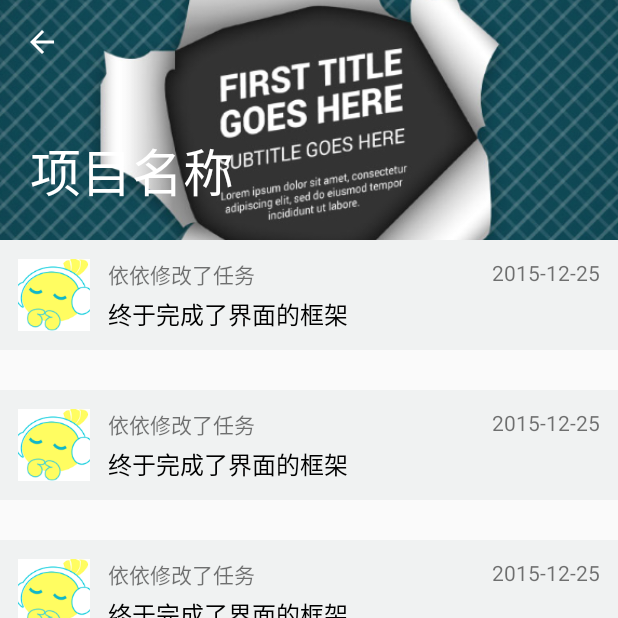
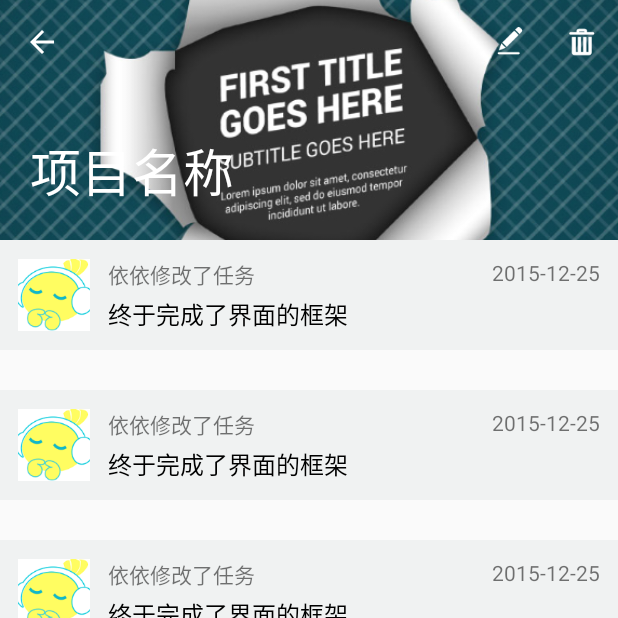
Before and after one commit to yunyujing/weLog, an Android app: the DetailProjectActivity screen opened directly, with no data from a screen before it, on a phone screen of 412 x 824 dp, the top half of it. Run offline under Robolectric (Android 15) with nearby library versions, the light colour scheme and no system bars.

Commit message:
添加页面

```diff
--- a/app/src/main/java/com/zzia/graduation/ui/DetailProjectActivity.java
+++ b/app/src/main/java/com/zzia/graduation/ui/DetailProjectActivity.java
@@ -12,6 +12,9 @@ import android.support.v7.app.AppCompatActivity;
 import android.support.v7.widget.LinearLayoutManager;
 import android.support.v7.widget.RecyclerView;
 import android.support.v7.widget.Toolbar;
+import android.util.Log;
+import android.view.Menu;
+import android.view.MenuItem;
 import android.view.View;
 import android.widget.LinearLayout;
 
@@ -44,6 +47,12 @@ public class DetailProjectActivity extends AppCompatActivity {
         initView();
     }
 
+    @Override
+    public boolean onCreateOptionsMenu(Menu menu) {
+        getMenuInflater().inflate(R.menu.menu_toolbar,menu);
+        return true;
+    }
+
     private void initData() {
         list=new ArrayList<>();
         String s="依依修改了任务";
@@ -61,6 +70,17 @@ public class DetailProjectActivity extends AppCompatActivity {
             @Override
             public void onClick(View v) {
                 onBackPressed();
+            }
+        });
+        mToolbar.setOnMenuItemClickListener(new Toolbar.OnMenuItemClickListener() {
+            @Override
+            public boolean onMenuItemClick(MenuItem item) {
+                if(item.getItemId()==R.id.menu_toolbar_edit){
+                    Log.e("click","Item1 Click");
+                }else if(item.getItemId()==R.id.menu_toolbar_delete){
+                    Log.e("click","Item2 Click");
+                }
+                return true;
             }
         });
         //使用CollapsingToolbarLayout必须把title设置到CollapsingToolbarLayout上，设置到Toolbar上则不会显示
--- a/app/src/main/res/layout/detail_task_layout.xml
+++ b/app/src/main/res/layout/detail_task_layout.xml
@@ -243,7 +243,7 @@
                         android:minWidth="@dimen/space_forty_eight"
                         android:text="无子任务"
                         android:textColor="@color/dark_text_gray"
-                        android:textSize="@dimen/text_default" />
+                        android:textSize="@dimen/text_middle" />
 
                     <LinearLayout
                         android:id="@+id/detail_task_layout_taskson_ll"
--- /dev/null
+++ b/app/src/main/res/layout/edit_project_layout.xml
@@ -0,0 +1,6 @@
+<?xml version="1.0" encoding="utf-8"?>
+<LinearLayout xmlns:android="http://schemas.android.com/apk/res/android"
+    android:orientation="vertical" android:layout_width="match_parent"
+    android:layout_height="match_parent">
+
+</LinearLayout>
--- /dev/null
+++ b/app/src/main/res/layout/edit_task_layout.xml
@@ -0,0 +1,6 @@
+<?xml version="1.0" encoding="utf-8"?>
+<LinearLayout xmlns:android="http://schemas.android.com/apk/res/android"
+    android:orientation="vertical" android:layout_width="match_parent"
+    android:layout_height="match_parent">
+
+</LinearLayout>
--- /dev/null
+++ b/app/src/main/res/menu/menu_toolbar.xml
@@ -0,0 +1,17 @@
+<?xml version="1.0" encoding="utf-8"?>
+<menu xmlns:android="http://schemas.android.com/apk/res/android"
+    xmlns:app="http://schemas.android.com/apk/res-auto">
+    <item
+        android:id="@+id/menu_toolbar_edit"
+        android:icon="@mipmap/toolbar_edit"
+        android:title="编辑"
+        android:orderInCategory="100"
+        app:showAsAction="always" />
+
+    <item
+        android:id="@+id/menu_toolbar_delete"
+        android:icon="@mipmap/toolbar_delete"
+        android:title="删除"
+        android:orderInCategory="100"
+        app:showAsAction="always"/>
+</menu>
```
Also changed, not shown: app/src/main/AndroidManifest.xml (+20 -0 lines), app/src/main/java/com/zzia/graduation/ui/AddHolidayActivity.java (added, +10 -0 lines), app/src/main/java/com/zzia/graduation/ui/AddOverTimeActivity.java (added, +15 -0 lines), app/src/main/java/com/zzia/graduation/ui/AddProjectActivtiy.java (added, +10 -0 lines), app/src/main/java/com/zzia/graduation/ui/AddTaskActivity.java (added, +14 -0 lines), app/src/main/java/com/zzia/graduation/ui/DetailTaskActivity.java (+9 -0 lines), app/src/main/java/com/zzia/graduation/ui/EditActivity.java (added, +37 -0 lines), app/src/main/java/com/zzia/graduation/utils/Common.java (added, +10 -0 lines), app/src/main/java/com/zzia/graduation/utils/StringUtils.java (added, +165 -0 lines), app/src/main/res/mipmap-xhdpi/toolbar_delete.png (added), app/src/main/res/mipmap-xhdpi/toolbar_edit.png (added).
